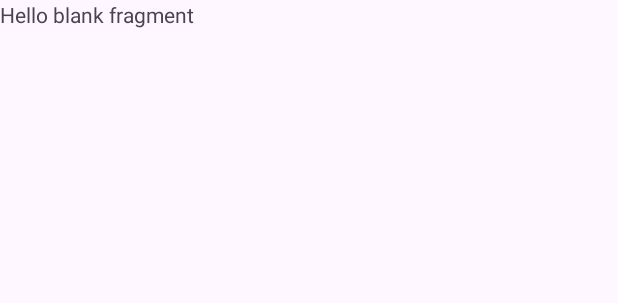
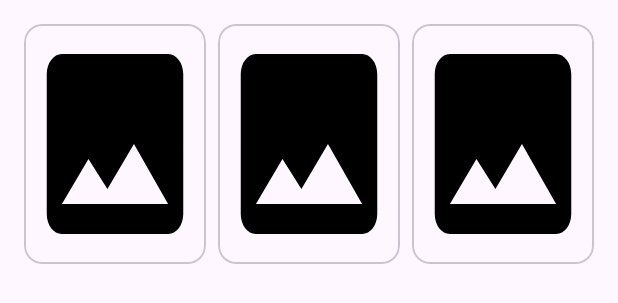
Before and after one commit to shahsamir97/CinemaHall, an Android app: the layout fragment_movie_list.xml on its own in the app's theme, with its tools: preview values and no code run, on a phone screen of 412 x 824 dp. Shown: the top 303 px of the screen. Run offline under Robolectric (Android 15) with nearby library versions, the phone set to English and light mode, and no system bars; network calls fail.

```diff
--- a/app/src/main/AndroidManifest.xml
+++ b/app/src/main/AndroidManifest.xml
@@ -1,6 +1,8 @@
 <?xml version="1.0" encoding="utf-8"?>
 <manifest xmlns:android="http://schemas.android.com/apk/res/android"
     xmlns:tools="http://schemas.android.com/tools">
+
+    <uses-permission android:name="android.permission.INTERNET"/>
 
     <application
         android:allowBackup="true"
--- a/app/src/main/java/com/mdshahsamir/ovisharcinemahall/network/ApiServiceGenerator.kt
+++ b/app/src/main/java/com/mdshahsamir/ovisharcinemahall/network/ApiServiceGenerator.kt
@@ -19,7 +19,7 @@ object ApiServiceGenerator {
         .addInterceptor(loggingInterceptor)
         .addInterceptor(Interceptor { chain ->
             val newRequest: Request = chain.request().newBuilder()
-                .addHeader("Authorization", "Brearer ${BuildConfig.ACCESS_TOKEN}")
+                .addHeader("Authorization", "Bearer ${BuildConfig.ACCESS_TOKEN}")
                 .build()
             chain.proceed(newRequest)
         }).build()
--- /dev/null
+++ b/app/src/main/res/drawable/baseline_image_24.xml
@@ -0,0 +1,5 @@
+<vector android:height="24dp" android:tint="#000000"
+    android:viewportHeight="24" android:viewportWidth="24"
+    android:width="24dp" xmlns:android="http://schemas.android.com/apk/res/android">
+    <path android:fillColor="@android:color/white" android:pathData="M21,19V5c0,-1.1 -0.9,-2 -2,-2H5c-1.1,0 -2,0.9 -2,2v14c0,1.1 0.9,2 2,2h14c1.1,0 2,-0.9 2,-2zM8.5,13.5l2.5,3.01L14.5,12l4.5,6H5l3.5,-4.5z"/>
+</vector>
--- a/app/src/main/res/layout/fragment_movie_list.xml
+++ b/app/src/main/res/layout/fragment_movie_list.xml
@@ -1,14 +1,24 @@
 <?xml version="1.0" encoding="utf-8"?>
-<FrameLayout xmlns:android="http://schemas.android.com/apk/res/android"
+<androidx.constraintlayout.widget.ConstraintLayout xmlns:android="http://schemas.android.com/apk/res/android"
+    xmlns:app="http://schemas.android.com/apk/res-auto"
     xmlns:tools="http://schemas.android.com/tools"
     android:layout_width="match_parent"
     android:layout_height="match_parent"
+    android:padding="12dp"
     tools:context=".ui.movies.MovieListFragment">
 
-    <!-- TODO: Update blank fragment layout -->
-    <TextView
+    <androidx.recyclerview.widget.RecyclerView
+        android:id="@+id/movieRecyclerView"
         android:layout_width="match_parent"
         android:layout_height="match_parent"
-        android:text="@string/hello_blank_fragment" />
+        android:clipToPadding="false"
+        app:layout_constraintBottom_toBottomOf="parent"
+        app:layout_constraintEnd_toEndOf="parent"
+        app:layout_constraintStart_toStartOf="parent"
+        app:layout_constraintTop_toTopOf="parent"
+        app:layoutManager="androidx.recyclerview.widget.GridLayoutManager"
+        app:spanCount="3"
+        tools:listitem="@layout/movie_list_item"
+        />
 
-</FrameLayout>
+</androidx.constraintlayout.widget.ConstraintLayout>
--- a/app/src/main/res/layout/movie_list_item.xml
+++ b/app/src/main/res/layout/movie_list_item.xml
@@ -3,8 +3,9 @@
     xmlns:android="http://schemas.android.com/apk/res/android"
     xmlns:app="http://schemas.android.com/apk/res-auto"
     xmlns:tools="http://schemas.android.com/tools"
-    android:layout_width="160dp"
-    android:layout_height="160dp">
+    android:layout_width="match_parent"
+    android:layout_height="160dp"
+    android:layout_margin="4dp">
 
     <androidx.constraintlayout.widget.ConstraintLayout
         android:layout_width="match_parent"
@@ -14,10 +15,13 @@
             android:id="@+id/moviePosterImage"
             android:layout_width="match_parent"
             android:layout_height="match_parent"
+            android:scaleType="fitXY"
             app:layout_constraintEnd_toEndOf="parent"
             app:layout_constraintStart_toStartOf="parent"
             app:layout_constraintTop_toTopOf="parent"
+            app:srcCompat="@drawable/baseline_image_24"
             tools:srcCompat="@tools:sample/avatars" />
+
     </androidx.constraintlayout.widget.ConstraintLayout>
 
 </com.google.android.material.card.MaterialCardView>
```
Also changed, not shown: app/src/main/java/com/mdshahsamir/ovisharcinemahall/base/BaseFragment.kt (+10 -5 lines), app/src/main/java/com/mdshahsamir/ovisharcinemahall/di/MovieListRepoDependencyInjector.kt (added, +15 -0 lines), app/src/main/java/com/mdshahsamir/ovisharcinemahall/network/MovieAPIService.kt (+10 -1 lines), app/src/main/java/com/mdshahsamir/ovisharcinemahall/ui/movies/MovieListAdapter.kt (+10 -9 lines), app/src/main/java/com/mdshahsamir/ovisharcinemahall/ui/movies/MovieListFragment.kt (+22 -3 lines), app/src/main/java/com/mdshahsamir/ovisharcinemahall/ui/movies/MovieListRepository.kt (added, +17 -0 lines), app/src/main/java/com/mdshahsamir/ovisharcinemahall/ui/movies/MovieListViewModel.kt (+14 -2 lines), app/src/main/java/com/mdshahsamir/ovisharcinemahall/ui/movies/MovieListViewModelFactory.kt (added, +15 -0 lines).
